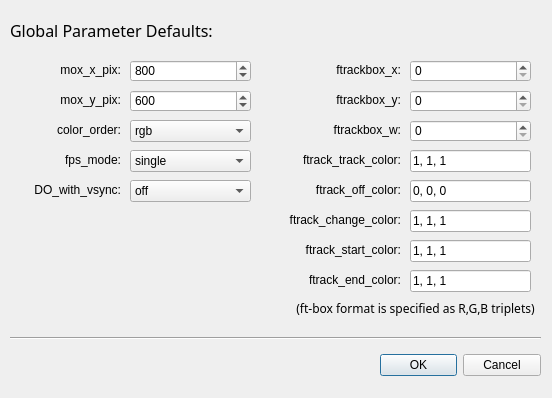
Qt form ParamDefaultsWindow.ui (cculianu/StimulateOpenGL_II) before a commit.
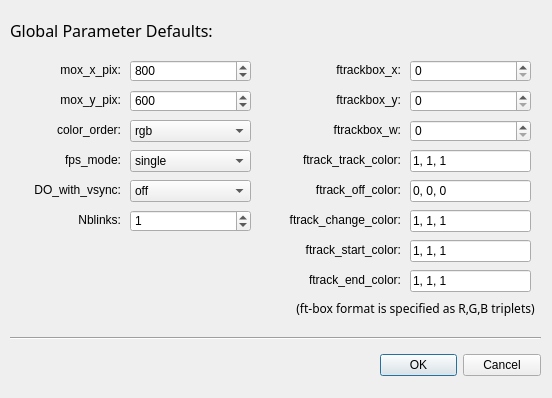
The same form after that commit.

What changed in the file:
```diff
--- a/ParamDefaultsWindow.ui
+++ b/ParamDefaultsWindow.ui
@@ -510,6 +510,38 @@
     <set>Qt::AlignCenter</set>
    </property>
   </widget>
+  <widget class="QSpinBox" name="sb_nblinks">
+   <property name="geometry">
+    <rect>
+     <x>130</x>
+     <y>210</y>
+     <width>121</width>
+     <height>22</height>
+    </rect>
+   </property>
+   <property name="maximum">
+    <number>9999</number>
+   </property>
+   <property name="value">
+    <number>1</number>
+   </property>
+  </widget>
+  <widget class="QLabel" name="label_6">
+   <property name="geometry">
+    <rect>
+     <x>40</x>
+     <y>210</y>
+     <width>81</width>
+     <height>20</height>
+    </rect>
+   </property>
+   <property name="text">
+    <string>Nblinks:</string>
+   </property>
+   <property name="alignment">
+    <set>Qt::AlignRight|Qt::AlignTrailing|Qt::AlignVCenter</set>
+   </property>
+  </widget>
  </widget>
  <resources/>
  <connections>
```
